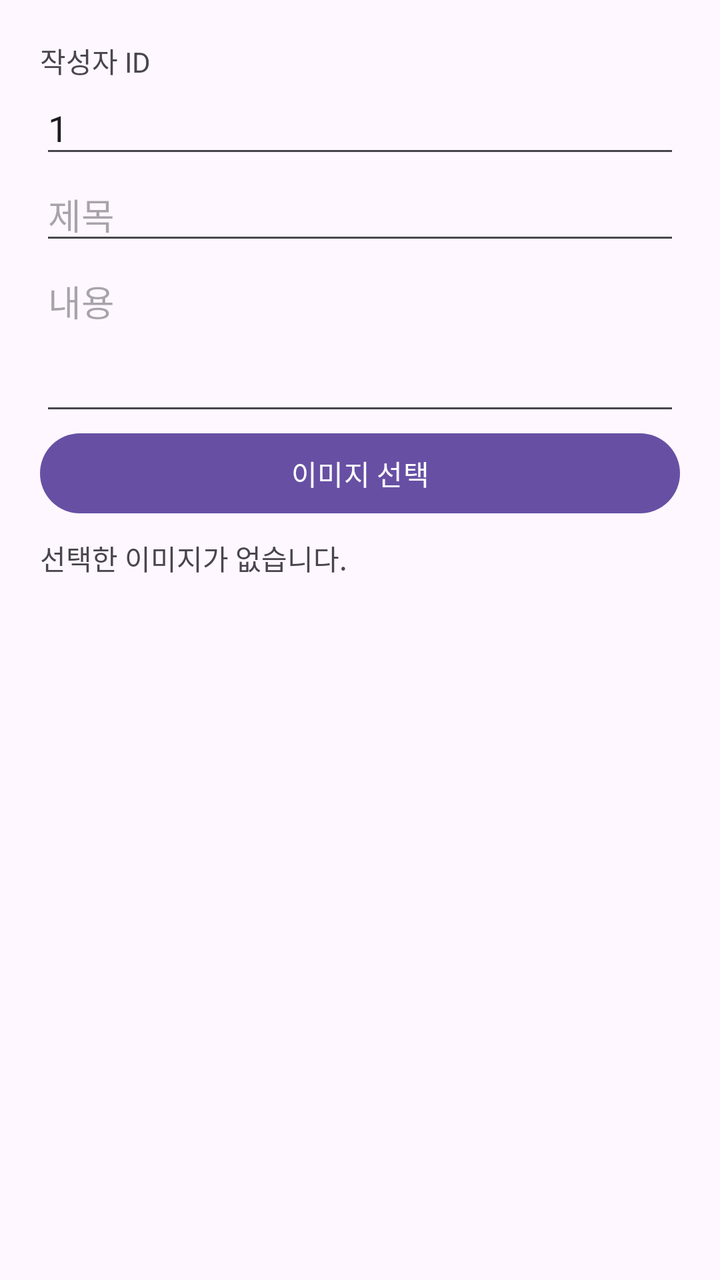
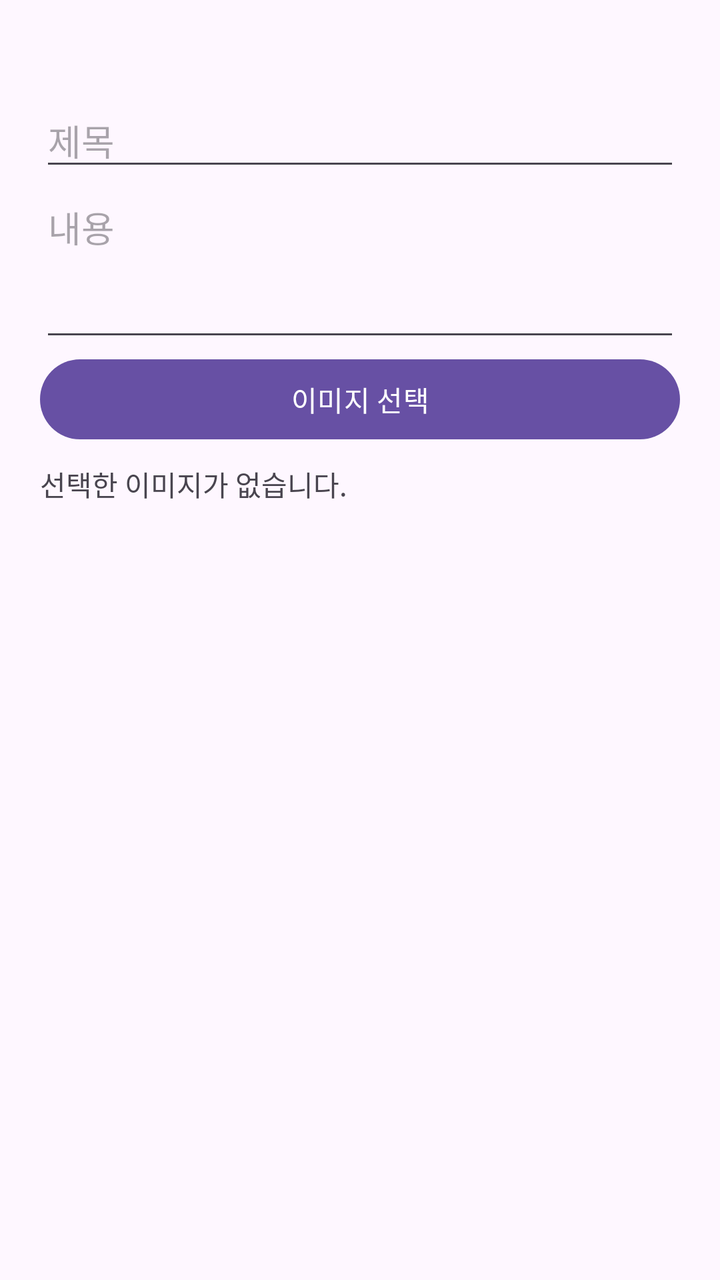

Before-and-after screenshots of an Android layout around one commit, followed by the original layout XML and the change that was made.
<!-- AndroidManifest.xml: application theme Theme.PhotoViewer -->
<!-- res/layout/dialog_upload.xml -->
<?xml version="1.0" encoding="utf-8"?>
<ScrollView xmlns:android="http://schemas.android.com/apk/res/android"
    android:layout_width="match_parent"
    android:layout_height="wrap_content">
    <LinearLayout
        android:layout_width="match_parent"
        android:layout_height="wrap_content"
        android:orientation="vertical"
        android:padding="20dp">
        <TextView
            android:layout_width="match_parent"
            android:layout_height="wrap_content"
            android:text="@string/author_id" />
        <EditText
            android:id="@+id/upload_author"
            android:layout_width="match_parent"
            android:layout_height="wrap_content"
            android:hint="@string/author_id"
            android:inputType="number"
            android:importantForAutofill="no"
            android:text="@string/default_author_id" />
        <EditText
            android:id="@+id/upload_title"
            android:layout_width="match_parent"
            android:layout_height="wrap_content"
            android:hint="@string/post_title"
            android:inputType="textCapSentences"
            android:importantForAutofill="no"
            android:maxLength="200"
            android:maxLines="1" />
        <EditText
            android:id="@+id/upload_text"
            android:layout_width="match_parent"
            android:layout_height="wrap_content"
            android:gravity="top"
            android:hint="@string/post_text"
            android:inputType="textCapSentences|textMultiLine"
            android:importantForAutofill="no"
            android:minLines="3" />
        <Button
            android:id="@+id/btn_choose_image"
            android:layout_width="match_parent"
            android:layout_height="wrap_content"
            android:text="@string/choose_image" />
        <TextView
            android:id="@+id/selected_image_name"
            android:layout_width="match_parent"
            android:layout_height="wrap_content"
            android:paddingTop="8dp"
            android:text="@string/no_image_selected" />
    </LinearLayout>
</ScrollView>
<!-- resources referenced by this layout -->
<resources>
  <string name="author_id">작성자 ID</string>
  <string name="choose_image">이미지 선택</string>
  <string name="default_author_id">1</string>
  <string name="no_image_selected">선택한 이미지가 없습니다.</string>
  <string name="post_text">내용</string>
  <string name="post_title">제목</string>
  <style name="Theme.PhotoViewer" parent="Base.Theme.PhotoViewer" />
  <style name="Base.Theme.PhotoViewer" parent="Theme.Material3.DayNight.NoActionBar">
          
          
      </style>
</resources>

<!-- the commit's change to res/layout/dialog_upload.xml (unified diff, before → after) -->
@@ -8,17 +8,10 @@
         android:orientation="vertical"
         android:padding="20dp">
         <TextView
+            android:id="@+id/upload_author_name"
             android:layout_width="match_parent"
             android:layout_height="wrap_content"
-            android:text="@string/author_id" />
-        <EditText
-            android:id="@+id/upload_author"
-            android:layout_width="match_parent"
-            android:layout_height="wrap_content"
-            android:hint="@string/author_id"
-            android:inputType="number"
-            android:importantForAutofill="no"
-            android:text="@string/default_author_id" />
+            android:paddingBottom="8dp" />
         <EditText
             android:id="@+id/upload_title"
             android:layout_width="match_parent"
<!-- resource entries referenced after the edit -->
@@ -1,8 +1,6 @@
 <!-- resources referenced by this layout -->
 <resources>
-  <string name="author_id">작성자 ID</string>
   <string name="choose_image">이미지 선택</string>
-  <string name="default_author_id">1</string>
   <string name="no_image_selected">선택한 이미지가 없습니다.</string>
   <string name="post_text">내용</string>
   <string name="post_title">제목</string>
